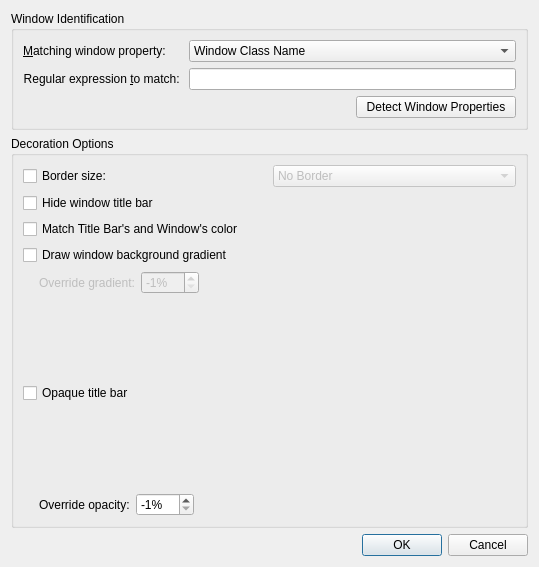
Before: the Qt Designer form config/ui/breezeexceptiondialog.ui in kupiqu/SierraBreezeEnhanced, drawn with Qt 5.
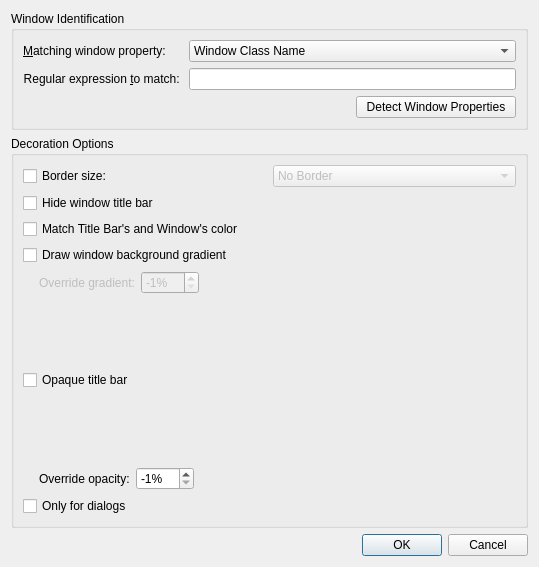
After: the same form once the commit is applied.

Diff of the .ui file:
```diff
--- a/config/ui/breezeexceptiondialog.ui
+++ b/config/ui/breezeexceptiondialog.ui
@@ -142,7 +142,14 @@
         </item>
        </widget>
       </item>
-      <item row="5" column="0" colspan="2">
+      <item row="7" column="0">
+￼	       <widget class="QCheckBox" name="isDialog">
+￼	        <property name="text">
+￼	         <string>Only for dialogs</string>
+￼	        </property>
+￼	       </widget>
+￼	      </item>
+￼	      <item row="5" column="0" colspan="2">
        <spacer name="verticalSpacer">
         <property name="orientation">
          <enum>Qt::Vertical</enum>
```
